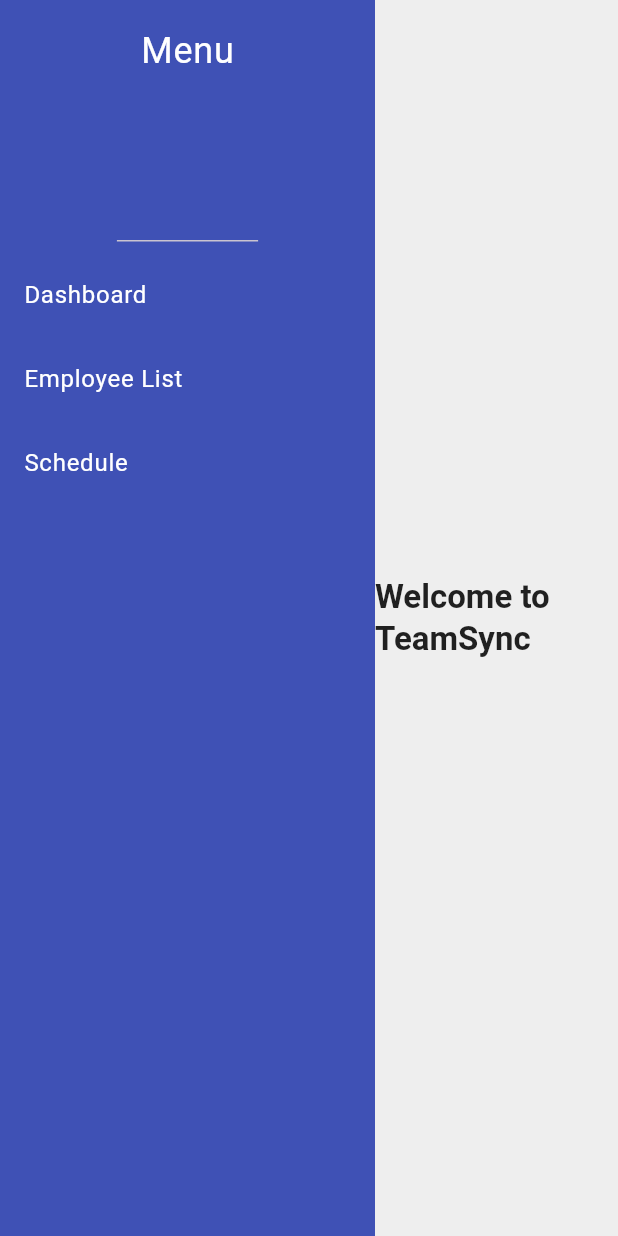
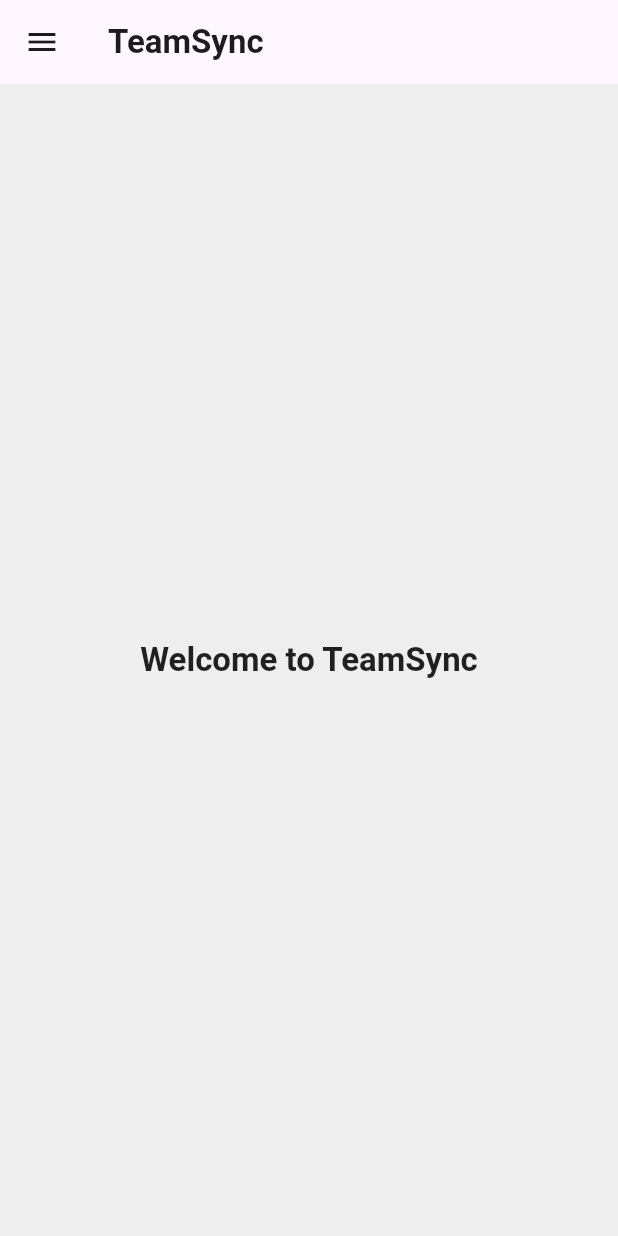
Before and after one commit to emnggprw/teamsync, a Flutter app: the screen it shows after launch, on a phone screen of 412 x 824 dp. Run offline on Flutter 3.47's test engine with Material 3 defaults, Android fonts, the phone set to English and light mode, and no system bars; our stand-ins replace table_calendar.

Commit message:
Updated menu flexibility based on screen size changes

```diff
--- a/lib/main.dart
+++ b/lib/main.dart
@@ -31,67 +31,74 @@
 
 class _DashboardScreenState extends State<DashboardScreen> {
   String _selectedMenu = "Dashboard";
+  final GlobalKey<ScaffoldState> _scaffoldKey = GlobalKey<ScaffoldState>();
 
   @override
   Widget build(BuildContext context) {
+    bool isLargeScreen = MediaQuery.of(context).size.width > 800;
+
     return Scaffold(
+      key: _scaffoldKey,
+      drawer: !isLargeScreen ? Drawer(child: _buildSideMenu()) : null,
       body: Row(
         children: [
-          NavigationPanel(
-            selectedMenu: _selectedMenu,
-            onMenuSelected: (menu) => setState(() => _selectedMenu = menu),
+          if (isLargeScreen)
+            SizedBox(
+              width: 250,
+              child: _buildSideMenu(),
             ),
-          Expanded(
-            child: _buildContent(),
+          Expanded(child: _buildContent(isLargeScreen)),
+        ],
       ),
-        ],
+      appBar: isLargeScreen
+          ? null
+          : AppBar(
+        title: Text("TeamSync"),
+        leading: IconButton(
+          icon: Icon(Icons.menu),
+          onPressed: () => _scaffoldKey.currentState?.openDrawer(),
+        ),
       ),
     );
   }
 
-  Widget _buildContent() {
-    switch (_selectedMenu) {
-      case "Employees":
-        return EmployeeSearchScreen();
-      case "Schedule":
-        return ScheduleScreen();
-      default:
-        return Center(
-          child: Text('Welcome to TeamSync', style: Theme.of(context).textTheme.titleLarge),
-        );
-    }
-  }
-}
-
-class NavigationPanel extends StatelessWidget {
-  final String selectedMenu;
-  final Function(String) onMenuSelected;
-
-  NavigationPanel({required this.selectedMenu, required this.onMenuSelected});
-
-  @override
-  Widget build(BuildContext context) {
-    return Container(
-      width: 250,
+  Widget _buildSideMenu() {
+    return Drawer(
+      child: Container(
         color: Colors.indigo,
         child: Column(
           children: [
             DrawerHeader(
               child: Text('Menu', style: TextStyle(color: Colors.white, fontSize: 24)),
             ),
-          ListTile(
-            title: Text('Dashboard', style: TextStyle(color: Colors.white)),
-            onTap: () => onMenuSelected("Dashboard"),
+            _buildMenuItem("Dashboard"),
+            _buildMenuItem("Employees"),
+            _buildMenuItem("Schedule"),
+          ],
         ),
-          ListTile(
-            title: Text('Employee List', style: TextStyle(color: Colors.white)),
-            onTap: () => onMenuSelected("Employees"),
       ),
-          ListTile(
-            title: Text('Schedule', style: TextStyle(color: Colors.white)),
-            onTap: () => onMenuSelected("Schedule"),
-          ),
-        ],
+    );
+  }
+
+  Widget _buildMenuItem(String title) {
+    return ListTile(
+      title: Text(title, style: TextStyle(color: Colors.white)),
+      onTap: () {
+        setState(() => _selectedMenu = title);
+        if (MediaQuery.of(context).size.width < 800) Navigator.pop(context);
+      },
+    );
+  }
+
+  Widget _buildContent(bool isLargeScreen) {
+    return Padding(
+      padding: EdgeInsets.all(20.0),
+      child: Center(
+        child: _selectedMenu == "Employees"
+            ? EmployeeSearchScreen()
+            : _selectedMenu == "Schedule"
+            ? ScheduleScreen()
+            : Text('Welcome to TeamSync', style: Theme.of(context).textTheme.titleLarge),
       ),
     );
   }
@@ -123,9 +130,7 @@
 
   @override
   Widget build(BuildContext context) {
-    return Padding(
-      padding: EdgeInsets.all(20.0),
-      child: Column(
+    return Column(
       crossAxisAlignment: CrossAxisAlignment.start,
       children: [
         Text('Employee List', style: Theme.of(context).textTheme.titleLarge),
@@ -152,7 +157,6 @@
           ),
         ),
       ],
-      ),
     );
   }
 }
@@ -160,9 +164,7 @@
 class ScheduleScreen extends StatelessWidget {
   @override
   Widget build(BuildContext context) {
-    return Padding(
-      padding: EdgeInsets.all(20.0),
-      child: Column(
+    return Column(
       crossAxisAlignment: CrossAxisAlignment.start,
       children: [
         Text('Schedule', style: Theme.of(context).textTheme.titleLarge),
@@ -175,7 +177,6 @@
           ),
         ),
       ],
-      ),
     );
   }
 }
```
Lines whose indentation alone changed are shown as unchanged.
